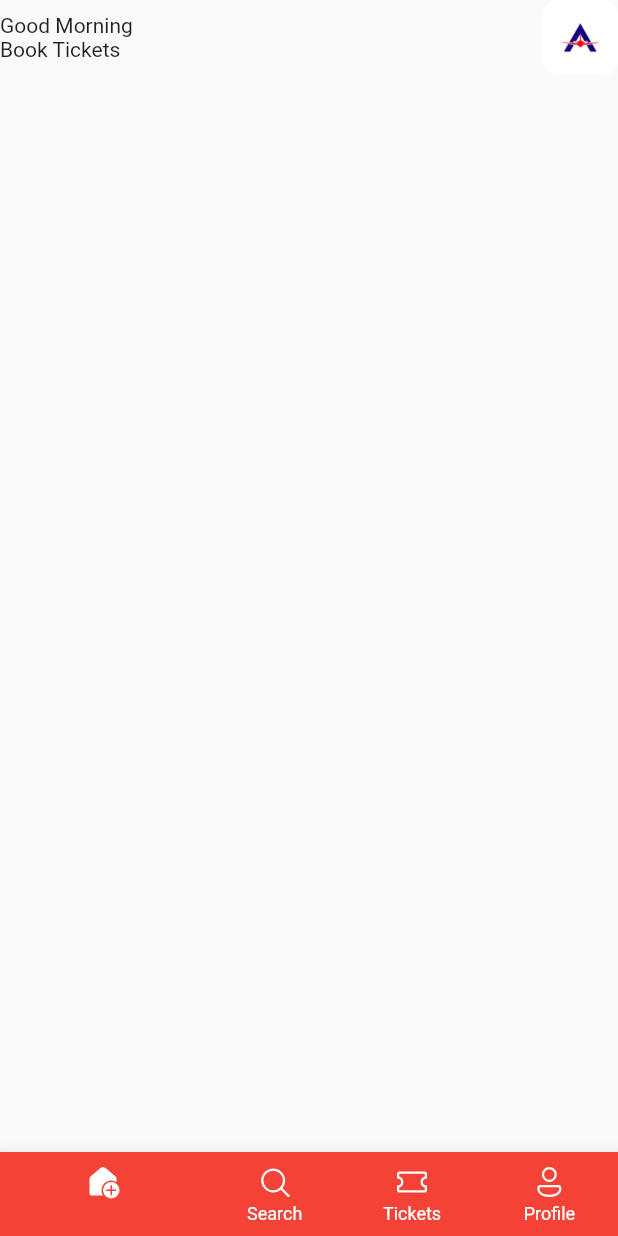
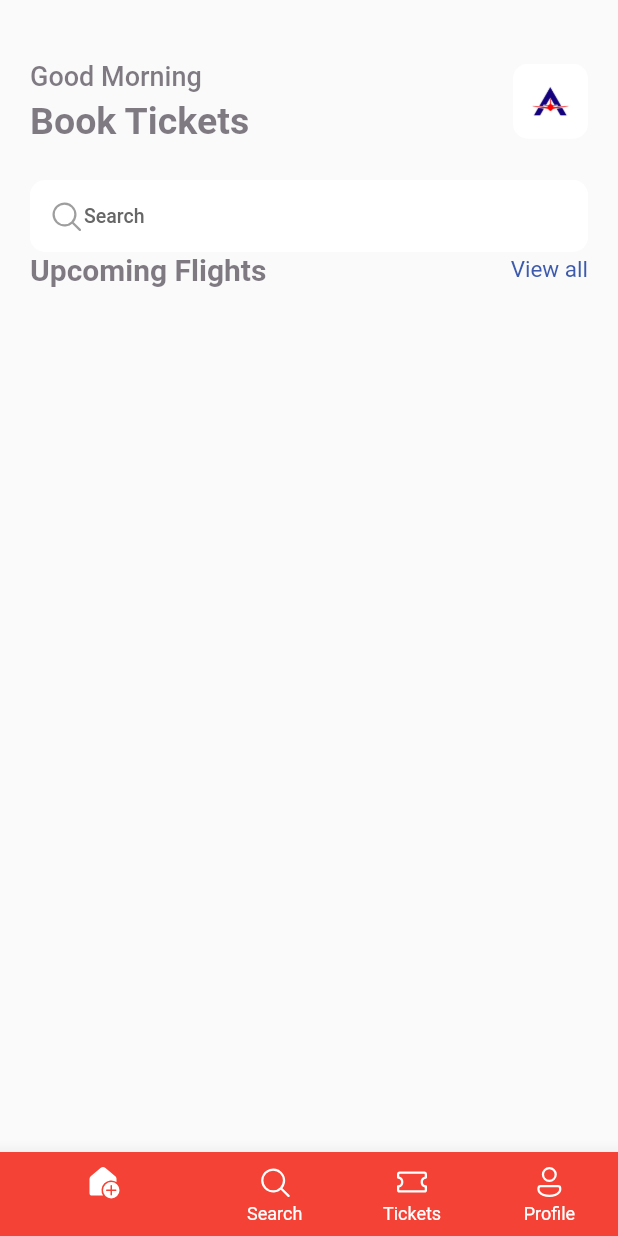
Before and after one commit to picasso653/booking_tickets_app, a Flutter app: the screen it shows after launch, on a phone screen of 412 x 824 dp. Run offline on Flutter 3.47's test engine with Material 2 defaults, Android fonts, the phone set to English and light mode, and no system bars; our stand-ins replace fluentui_icons.

Commit message:
improved homescreen and started ticketview section

```diff
--- a/lib/main.dart
+++ b/lib/main.dart
@@ -1,4 +1,5 @@
 import 'package:booking_tickets_app/screens/bottom_bar.dart';
+import 'package:booking_tickets_app/utils/app_styles.dart';
 import 'package:flutter/material.dart';
 
 void main() {
@@ -13,7 +14,7 @@ class MyApp extends StatelessWidget {
       debugShowCheckedModeBanner: false,
       title: 'Flutter Demo',
       theme: ThemeData(
-        primarySwatch: Colors.blue,
+        primaryColor: primary,
       ),
       home: const BottomBar(),
     );
--- a/lib/screens/home_screen.dart
+++ b/lib/screens/home_screen.dart
@@ -1,3 +1,5 @@
+import 'package:booking_tickets_app/utils/app_styles.dart';
+import 'package:fluentui_icons/fluentui_icons.dart';
 import 'package:flutter/material.dart';
 
 class HomeScreen extends StatelessWidget {
@@ -10,16 +12,21 @@ class HomeScreen extends StatelessWidget {
         children: [
           // ignore: avoid_unnecessary_containers
           Container(
+            padding: EdgeInsets.symmetric(horizontal: 20),
             child: Column(
               children: [
+                const SizedBox(height: 40,),
                 Row(
                    mainAxisAlignment: MainAxisAlignment.spaceBetween,
                   children:  [
                     // ignore: prefer_const_constructors
                     Column(crossAxisAlignment: CrossAxisAlignment.start,
+                      // ignore: prefer_const_literals_to_create_immutables
                       children: [
-                        Text('Good Morning'),
-                    Text('Book Tickets'),
+                        // ignore: prefer_const_constructors
+                        Text('Good Morning', style: Styles.headlineText3,),
+                        const SizedBox(height: 5,),
+                    Text('Book Tickets', style: Styles.headlineText1,),
                       ],
                     ),
                     Container(
@@ -37,6 +44,32 @@ class HomeScreen extends StatelessWidget {
                     ),
                   ],
                 ),
+              // ignore: prefer_const_constructors
+              SizedBox(height: 25,),
+              Container(
+                decoration: BoxDecoration(
+                  borderRadius: BorderRadius.circular(10),
+                  color: Colors.white
+                ),
+                padding: const EdgeInsets.symmetric(horizontal: 12, vertical: 12),
+                child: Row(
+                  children: [
+                    const Icon(FluentSystemIcons.ic_fluent_search_regular, color: Colors.grey,),
+                    Text('Search', style: Styles.headlineText4,)
+                  ],
+                ),
+              ),
+              Row(
+                mainAxisAlignment: MainAxisAlignment.spaceBetween,
+                children: [ Text("Upcoming Flights", style: Styles.headlineText2,),
+                InkWell(
+                  child:
+                  Text("View all", style: Styles.textStyle.copyWith(color: primary),
+                  ),
+                  ),
+
+                ],
+              )
               ]),
           )
         ],
--- /dev/null
+++ b/lib/screens/ticket_view.dart
@@ -0,0 +1,13 @@
+import 'package:flutter/material.dart';
+
+class TicketView extends StatelessWidget {
+  const TicketView({super.key});
+
+  @override
+  Widget build(BuildContext context) {
+    return SizedBox(
+      width: MediaQuery.of(context).size.width,
+      height: 200,
+    );
+  }
+}
--- a/lib/utils/app_styles.dart
+++ b/lib/utils/app_styles.dart
@@ -1,8 +1,17 @@
+
 import 'package:flutter/material.dart';
 
+// ignore: prefer_const_constructors
 Color primary = Color.fromARGB(255, 61, 91, 173);
 
 class Styles {
   static Color primaryColor = primary;
-
+  static Color textcolor = const Color.fromARGB(159, 52, 43, 58);
+  static Color backgroundcolor = const Color.fromARGB(255, 207, 207, 192);
+  static Color orangeColor = const Color.fromARGB(255, 36, 96, 224);
+  static TextStyle textStyle = TextStyle(fontWeight: FontWeight.w400, fontSize: 15, color: textcolor);
+  static TextStyle headlineText1 = TextStyle(fontWeight: FontWeight.bold, fontSize: 25, color: textcolor);
+  static TextStyle headlineText2 = TextStyle(fontWeight: FontWeight.bold, fontSize: 20, color: textcolor);
+  static TextStyle headlineText3 = TextStyle(fontWeight: FontWeight.w500, fontSize: 18, color: textcolor);
+  static TextStyle headlineText4 = const TextStyle(fontWeight: FontWeight.w500, fontSize: 13, color: Color.fromARGB(255, 104, 103, 103));
 }
```
